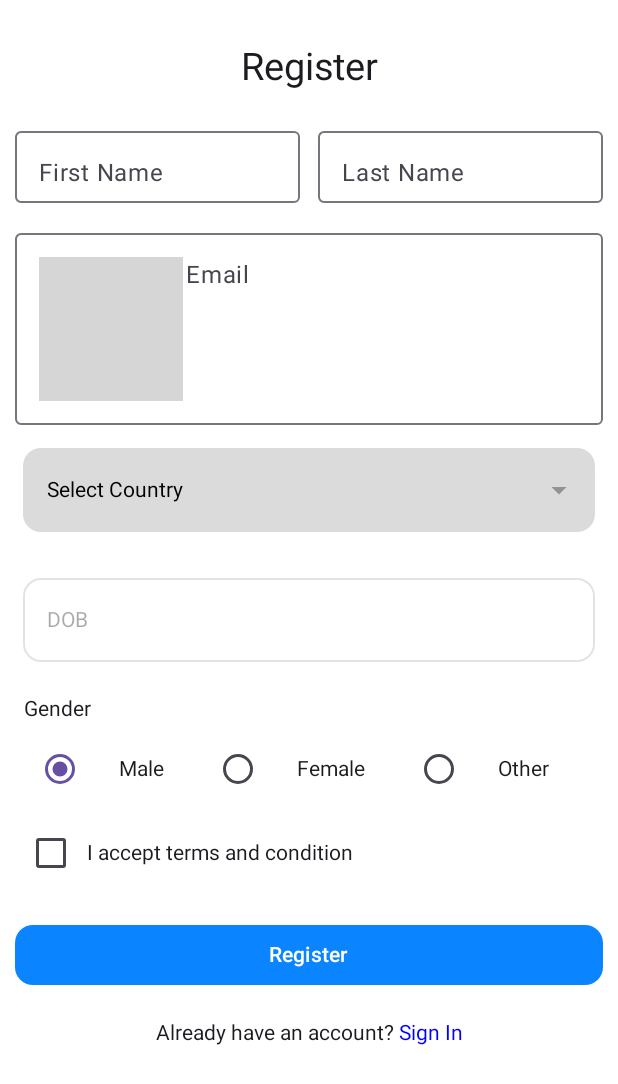
After one commit to indradev03/My2ndKotlincode, an Android app built with Jetpack Compose: the RegistrationActivity screen opened directly, with no data from a screen before it, on a phone screen of 412 x 824 dp. The commit adds this screen. Shown: the top 1084 px of the screen. Run offline under Robolectric (Android 15) with nearby library versions, the phone set to English and light mode, and no system bars; grey boxes are pictures that could not be loaded.

Commit message:
Registration Page

```diff
--- /dev/null
+++ b/app/src/main/java/com/example/mysecondproject/RegistrationActivity.kt
@@ -0,0 +1,334 @@
+package com.example.mysecondproject
+
+import android.app.DatePickerDialog
+import android.content.Intent
+import android.icu.util.Calendar
+import android.os.Bundle
+import androidx.activity.ComponentActivity
+import androidx.activity.compose.setContent
+import androidx.activity.enableEdgeToEdge
+import androidx.compose.foundation.background
+import androidx.compose.foundation.clickable
+import androidx.compose.foundation.interaction.MutableInteractionSource
+import androidx.compose.foundation.layout.*
+import androidx.compose.foundation.shape.RoundedCornerShape
+import androidx.compose.foundation.text.KeyboardOptions
+import androidx.compose.material.icons.Icons
+import androidx.compose.material.icons.filled.ArrowDropDown
+import androidx.compose.material3.*
+import androidx.compose.runtime.*
+import androidx.compose.ui.Alignment
+import androidx.compose.ui.Modifier
+import androidx.compose.ui.geometry.Size
+import androidx.compose.ui.graphics.Color
+import androidx.compose.ui.layout.onGloballyPositioned
+import androidx.compose.ui.platform.LocalContext
+import androidx.compose.ui.platform.LocalDensity
+import androidx.compose.ui.res.painterResource
+import androidx.compose.ui.text.input.KeyboardType
+import androidx.compose.ui.tooling.preview.Preview
+import androidx.compose.ui.unit.dp
+import androidx.compose.ui.unit.sp
+import androidx.compose.ui.unit.toSize
+
+class RegistrationActivity : ComponentActivity() {
+    override fun onCreate(savedInstanceState: Bundle?) {
+        super.onCreate(savedInstanceState)
+        enableEdgeToEdge()
+        setContent {
+            Scaffold { innerPadding ->
+                RegistrationBody(innerPadding)
+            }
+        }
+    }
+}
+
+@Composable
+fun RegistrationBody(innerPadding: PaddingValues) {
+
+    var firstName by remember { mutableStateOf("") }
+    var lastName by remember { mutableStateOf("") }
+
+    //Email
+    var username by remember { mutableStateOf("") }
+    //DropDown Menu
+    var expanded by remember { mutableStateOf(false) }
+    var selectedOptionText by remember { mutableStateOf("Select Country") }
+    val options = listOf("Nepal", "USA", "New Zealand")
+    var textFieldSize by remember { mutableStateOf(Size.Zero) }
+
+    // LocalContext le arko file sanga add garauxa
+    //And This if for Date Picker
+    val context = LocalContext.current
+    val calendar = Calendar.getInstance()
+    val year = calendar.get(Calendar.YEAR)
+    val month = calendar.get(Calendar.MONTH)
+    val day = calendar.get(Calendar.DAY_OF_MONTH)
+    var selectedDate by remember { mutableStateOf("DOB") }
+
+    //Radio Button Or Gender
+    var selectedGender by remember { mutableStateOf("Male") }
+    var rememberMe by remember { mutableStateOf(false) }
+
+    //DatePicker
+    val datePickerDialog = DatePickerDialog(
+        context,
+        { _, selectedYear, selectedMonth, selectedDay ->
+            selectedDate = "$selectedDay/${selectedMonth + 1}/$selectedYear"
+        },
+        year, month, day
+    )
+
+    Column(
+        modifier = Modifier
+            .padding(innerPadding)
+            .fillMaxSize()
+            .background(Color.White)
+    ) {
+
+        // For Main Heading
+        Row(
+            modifier = Modifier
+                .fillMaxWidth()
+                .padding(top = 30.dp),
+            horizontalArrangement = Arrangement.Center
+        ) {
+            Text(text = "Register", fontSize = 25.sp)
+        }
+            // For Firstname and last name textfiled
+        Row(
+            modifier = Modifier
+                .fillMaxWidth()
+                .padding(horizontal = 10.dp, vertical = 20.dp),
+            horizontalArrangement = Arrangement.spacedBy(12.dp)
+        ) {
+            OutlinedTextField(
+                value = firstName,
+                onValueChange = { firstName = it },
+                label = { Text("First Name") },
+                modifier = Modifier
+                    .weight(1f)
+                    .height(56.dp)
+            )
+
+            OutlinedTextField(
+                value = lastName,
+                onValueChange = { lastName = it },
+                label = { Text("Last Name") },
+                modifier = Modifier
+                    .weight(1f)
+                    .height(56.dp)
+            )
+        }
+            // For Email textfiled
+        Row {
+            OutlinedTextField(
+                modifier = Modifier
+                    .fillMaxWidth()
+                    .padding(horizontal = 10.dp),
+                keyboardOptions = KeyboardOptions(keyboardType = KeyboardType.Email),
+                prefix = {
+                    Icon(
+                        painter = painterResource(R.drawable.baseline_email_24),
+                        contentDescription = null
+                    )
+                },
+                placeholder = { Text("Email") },
+                value = username,
+                onValueChange = { input -> username = input }
+            )
+        }
+        //Dropdown menu or Select Country
+        Row {
+            Box(
+                modifier = Modifier
+                    .fillMaxWidth()
+                    .padding(15.dp)
+            ) {
+                OutlinedTextField(
+                    value = selectedOptionText,
+                    onValueChange = {},
+                    modifier = Modifier
+                        .fillMaxWidth()
+                        .onGloballyPositioned { coordinates ->
+                            textFieldSize = coordinates.size.toSize()
+                        }
+                        .clickable { expanded = true },
+                    placeholder = { Text("") },
+                    enabled = false,
+                    shape = RoundedCornerShape(12.dp),
+                    colors = TextFieldDefaults.colors(
+                        disabledContainerColor = Color.Gray.copy(alpha = 0.3f),
+                        disabledIndicatorColor = Color.Transparent,
+                        disabledTextColor = Color.Black
+                    ),
+                    trailingIcon = {
+                        Icon(
+                            imageVector = Icons.Default.ArrowDropDown,
+                            contentDescription = null
+                        )
+                    }
+                )
+                // Drop Down Menu
+                DropdownMenu(
+                    expanded = expanded,
+                    onDismissRequest = { expanded = false },
+                    modifier = Modifier.width(with(LocalDensity.current) {
+                        textFieldSize.width.toDp()
+                    })
+                ) {
+                    options.forEach { option ->
+                        DropdownMenuItem(
+                            text = { Text(option) },
+                            onClick = {
+                                selectedOptionText = option
+                                expanded = false
+                            }
+                        )
+                    }
+                }
+            }
+        }
+
+        //For Date of birth or datepicker
+        Row {
+            Box(
+                modifier = Modifier
+                    .fillMaxWidth()
+                    .padding(15.dp)
+                    .clickable(
+                        interactionSource = remember { MutableInteractionSource() },
+                        indication = null
+                    ) {
+                        datePickerDialog.show()
+                    }
+            ) {
+                OutlinedTextField(
+                    modifier = Modifier.fillMaxWidth(),
+                    value = selectedDate,
+                    onValueChange = {},
+                    enabled = false,
+                    placeholder = { Text("DOB") },
+                    shape = RoundedCornerShape(12.dp)
+                )
+            }
+        }
+
+        // For radio button or Genders
+        Row(
+            modifier = Modifier
+                .fillMaxWidth()
+                .padding(horizontal = 16.dp, vertical = 8.dp),
+            verticalAlignment = Alignment.CenterVertically
+        ) {
+            // Gender label at the top
+            Column(
+                modifier = Modifier.fillMaxWidth()
+            ) {
+                Text(
+                    text = "Gender",
+                    modifier = Modifier.padding(bottom = 8.dp)
+                )
+
+                // Row for the radio buttons, placed below the "Gender" label
+                Row(
+                    horizontalArrangement = Arrangement.spacedBy(25.dp),
+                    verticalAlignment = Alignment.CenterVertically
+                ) {
+                    listOf("Male", "Female", "Other").forEach { gender ->
+                        Row(
+                            verticalAlignment = Alignment.CenterVertically,
+                            modifier = Modifier.clickable { selectedGender = gender }
+                        ) {
+                            RadioButton(
+                                selected = (selectedGender == gender),
+                                onClick = { selectedGender = gender }
+                            )
+                            Text(
+                                text = gender,
+                                modifier = Modifier.padding(start = 15.dp)
+                            )
+                        }
+                    }
+                }
+            }
+        }
+
+        //For check box and term and condtion
+        Row (modifier = Modifier
+            .fillMaxWidth()
+            .padding(horizontal = 10.dp),
+            horizontalArrangement = Arrangement.SpaceBetween,
+            verticalAlignment = Alignment.CenterVertically)
+        {
+            Row (
+                verticalAlignment = Alignment.CenterVertically,
+            ){
+                Checkbox(checked = rememberMe,
+                    onCheckedChange = {remember->
+                        rememberMe = remember
+                    },
+                    colors = CheckboxDefaults.colors(
+                        checkedColor = Color.Green, // this is for chnage color after checked in
+
+                        checkmarkColor = Color.White // This is for tick one
+                    )
+                )
+
+                Text(
+                    text = "I accept terms and condition"
+                )
+
+            }
+        }
+
+        // This is spacer between check box and Register button
+        Spacer(modifier = Modifier.height(20.dp))
+
+        // 🔘 Register Button
+        Button(
+            onClick = {
+                // Handle login click
+            },
+            modifier = Modifier
+                .fillMaxWidth()
+                .padding(horizontal = 10.dp),
+            shape = RoundedCornerShape(12.dp),
+            colors = ButtonDefaults.buttonColors(containerColor = Color(0xFF0A84FF)) // Blue
+        ) {
+            Text("Register")
+        }
+
+        Spacer(modifier = Modifier.height(20.dp))
+
+
+        // If already have aacount Sign In link
+        Row (modifier = Modifier
+            .fillMaxWidth()
+            .padding(horizontal = 10.dp),
+            verticalAlignment = Alignment.CenterVertically,
+            horizontalArrangement = Arrangement.Center
+        ){
+
+            Text("Already have an account? ")
+            // 🆕 Sign Up Prompt
+            // Then inside the clickable Sign In text:
+            Text(
+                text = "Sign In",
+                modifier = Modifier.clickable {
+                    // Connected with LoginActivity
+                    val intent = Intent(context, LoginActivity::class.java)
+                    context.startActivity(intent)
+                },
+                color = Color.Blue
+            )
+        }
+
+    }
+}
+
+@Preview
+@Composable
+fun RegistrationPreBody() {
+    RegistrationBody(innerPadding = PaddingValues(0.dp))
+}
--- /dev/null
+++ b/app/src/main/res/drawable/baseline_horizontal_rule_24.xml
@@ -0,0 +1,5 @@
+<vector xmlns:android="http://schemas.android.com/apk/res/android" android:autoMirrored="true" android:height="40dp" android:tint="#000000" android:viewportHeight="24" android:viewportWidth="24" android:width="40dp">
+
+    <path android:fillColor="@android:color/white" android:fillType="evenOdd" android:pathData="M4,11h16v2h-16z"/>
+
+</vector>
--- a/app/src/main/res/values/strings.xml
+++ b/app/src/main/res/values/strings.xml
@@ -1,3 +1,7 @@
 <resources>
     <string name="app_name">MysecondProject</string>
+    <string name="title_activity_login">LoginActivity</string>
+    <string name="title_activity_registration">RegistrationActivity</string>
+    <string name="title_activity_forget_password">ForgetPasswordActivity</string>
+    <string name="title_activity_forgotpasswor">ForgotpassworActivity</string>
 </resources>
```
Also changed, not shown: app/src/main/AndroidManifest.xml (+12 -3 lines), app/src/main/java/com/example/mysecondproject/LoginActivity.kt (+111 -32 lines), app/src/main/res/drawable/facebook.png (added), app/src/main/res/drawable/google.png (added).
